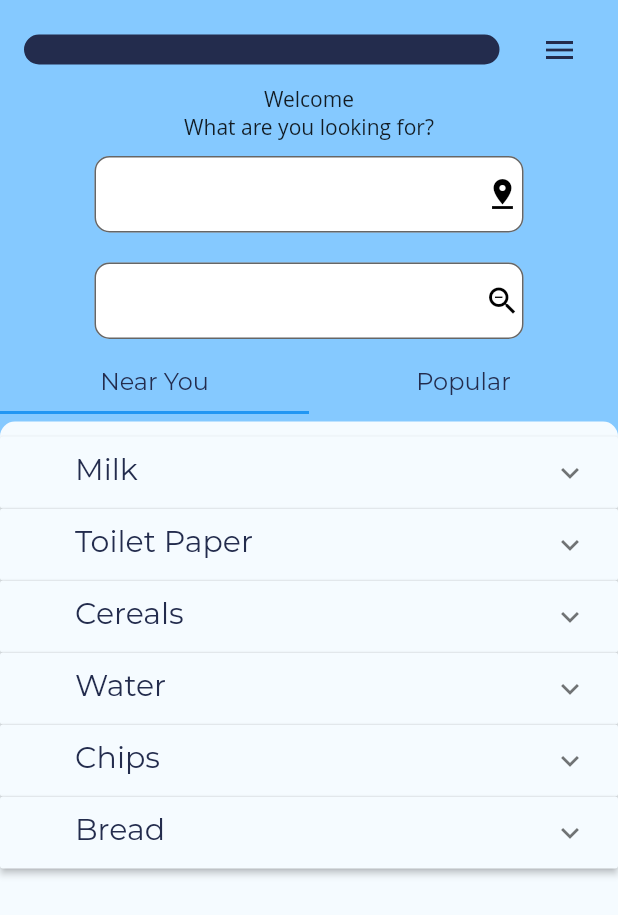
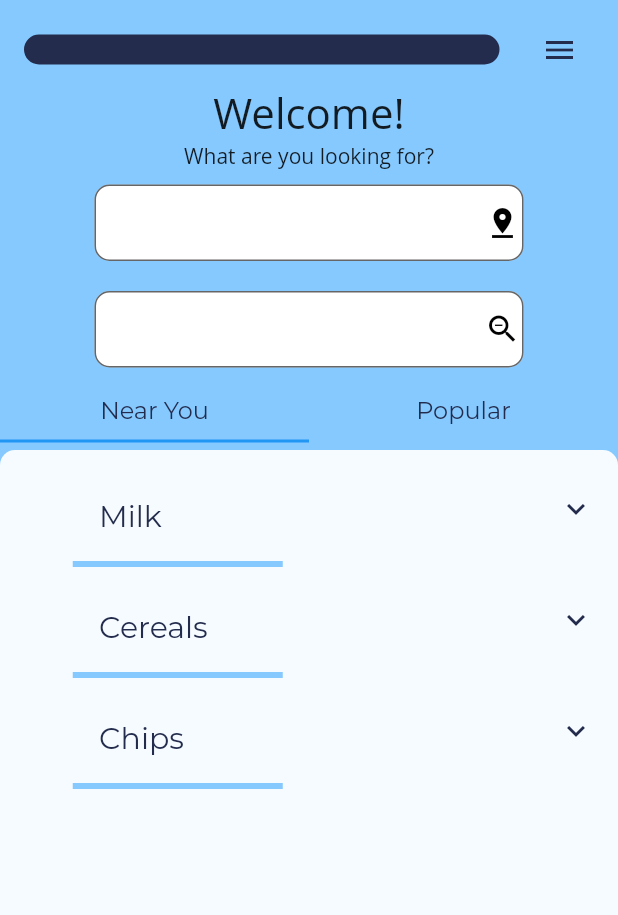
Before and after one commit to Piranova/InStockOutOfStock-ISOS, a Flutter app: the screen it shows after launch, on a phone screen of 412 x 824 dp. Shown: the top 915 px of the screen. Run offline on Flutter 3.47's test engine with Material 2 defaults, Android fonts, the light colour scheme and no system bars; our stand-ins replace sprintf; missing offline and left inert: underline_indicator; Roboto replaces fonts that are missing (Open Sans); project files that could hold a hidden picture were left out.

Commit message:
Updated UI for tab list in homepage

```diff
--- a/Frontend/lib/custom-widgets/tab-list-view.dart
+++ b/Frontend/lib/custom-widgets/tab-list-view.dart
@@ -14,15 +14,30 @@ class TabListViewState extends State<TabListView>{
   }
 
   ListView buildList(){
+
+
     return ListView.builder(
       shrinkWrap: true,
         itemCount: prepareData.length,
         itemBuilder: (BuildContext context, int index) {
-          return ExpansionPanelList(
-            animationDuration: Duration(seconds: 1),
-            children: [
-              ExpansionPanel(
-                body: Container(
+          final theme = Theme.of(context).copyWith(dividerColor: Colors.transparent,  dividerTheme: DividerThemeData(thickness: 4.0, ), unselectedWidgetColor:  Color.fromRGBO(35, 44, 77, 1) );
+          if (index.isOdd) return new Divider(color: Color.fromRGBO(133, 201, 255, 1), indent: 48.5,thickness: 4.0, endIndent: 223.5,);
+          return
+
+//            Container(
+//                decoration: BoxDecoration(border: new Border(bottom: BorderSide(color: Color.fromRGBO(133, 201, 255, 1), width: 4.0 ), top: BorderSide.none)),
+
+//                child:
+                  Theme(data: theme, child: ExpansionTile(
+                    title: Container(
+                      padding: EdgeInsets.only(left: 50, top:10),
+                      child: Text(prepareData[index].header,
+                          style:
+                          TextStyle(color: Color(0xFF232C4D), fontSize: 20, fontFamily: 'Montserrat')),
+                    ),
+                    children:[
+                      Container(
+
                       padding: EdgeInsets.all(10),
                       child: Row(
                         mainAxisAlignment: MainAxisAlignment.spaceBetween,
@@ -42,26 +57,59 @@ class TabListViewState extends State<TabListView>{
                             style: TextStyle(
                                 color: Colors.amber[100], fontSize: 18),
                           )
-                      ],
-                    )),
-                headerBuilder: (BuildContext context, bool isExpanded) {
-                  return Container(
-                    padding: EdgeInsets.only(left: 50, top:10),
-                    child: Text(prepareData[index].header,
-                        style:
-                        TextStyle(color: Color(0xFF232C4D), fontSize: 20, fontFamily: 'Montserrat')),
-                  );
-                },
-                isExpanded: prepareData[index].isExpanded,
+                    ]
                   )
-            ],
-            expansionCallback: (int item, bool status) {
-              setState(() {
-                prepareData[index].isExpanded =
-                !prepareData[index].isExpanded;
-              });
-            },
-          );
+                  )
+          ]
+            ));
+//            );
+
+//            Theme(data: theme, child: ExpansionPanelList(
+//              animationDuration: Duration(seconds: 1),
+//              children: [
+//                ExpansionPanel(
+//                  body: Container(
+//                      padding: EdgeInsets.all(10),
+//                      child: Row(
+//                        mainAxisAlignment: MainAxisAlignment.spaceBetween,
+//                        children: <Widget>[
+//                          Text(
+//                            'Available At : ${prepareData[index].availableAt.storeName}',
+//                            style: TextStyle(
+//                                color: Colors.amber[100], fontSize: 18),
+//                          ),
+//                          Text(
+//                            'Address : ${prepareData[index].availableAt.streetName}',
+//                            style: TextStyle(
+//                                color: Colors.amber[100], fontSize: 18),
+//                          ),
+//                          Text(
+//                            'Area: ${prepareData[index].availableAt.zipCode}',
+//                            style: TextStyle(
+//                                color: Colors.amber[100], fontSize: 18),
+//                          )
+//                        ],
+//                      )),
+//
+//                  headerBuilder: (BuildContext context, bool isExpanded) {
+//                    return Container(
+//                      padding: EdgeInsets.only(left: 50, top:10),
+//                      child: Text(prepareData[index].header,
+//                          style:
+//                          TextStyle(color: Color(0xFF232C4D), fontSize: 20, fontFamily: 'Montserrat')),
+//                    );
+//                  },
+//                  isExpanded: prepareData[index].isExpanded,
+//                )
+//              ],
+//              expansionCallback: (int item, bool status) {
+//                setState(() {
+//                  prepareData[index].isExpanded =
+//                  !prepareData[index].isExpanded;
+//                });
+//              },
+//            )
+//          );
         });
   }
 
--- a/Frontend/lib/main.dart
+++ b/Frontend/lib/main.dart
@@ -15,6 +15,7 @@ class LetsFightCorona extends StatelessWidget {
         Theme.of(context).textTheme.apply(fontFamily: 'Open Sans'),
 //        primaryColor: const Color(0xFF232C4D),
         scaffoldBackgroundColor: const Color(0xFF85C9FF),
+
         fontFamily: 'Montserrat',
         cardColor: Color(0xFFF5FBFF),
         tabBarTheme: TabBarTheme(
--- a/Frontend/lib/pages/home-view.dart
+++ b/Frontend/lib/pages/home-view.dart
@@ -36,7 +36,7 @@ class _HomeViewState extends State<HomeView> {
 //                        margin: EdgeInsets.only(top: 150),
 //                        height: 300, color: Colors.blue,
                         children: [
-                          Text("Welcome"),
+                          Text("Welcome!", textScaleFactor: 2.0, textAlign: TextAlign.start),
                           Text("What are you looking for?"),
 
                           Container(
```
Also changed, not shown: Frontend/pubspec.lock. Lines whose indentation alone changed are shown as unchanged.
